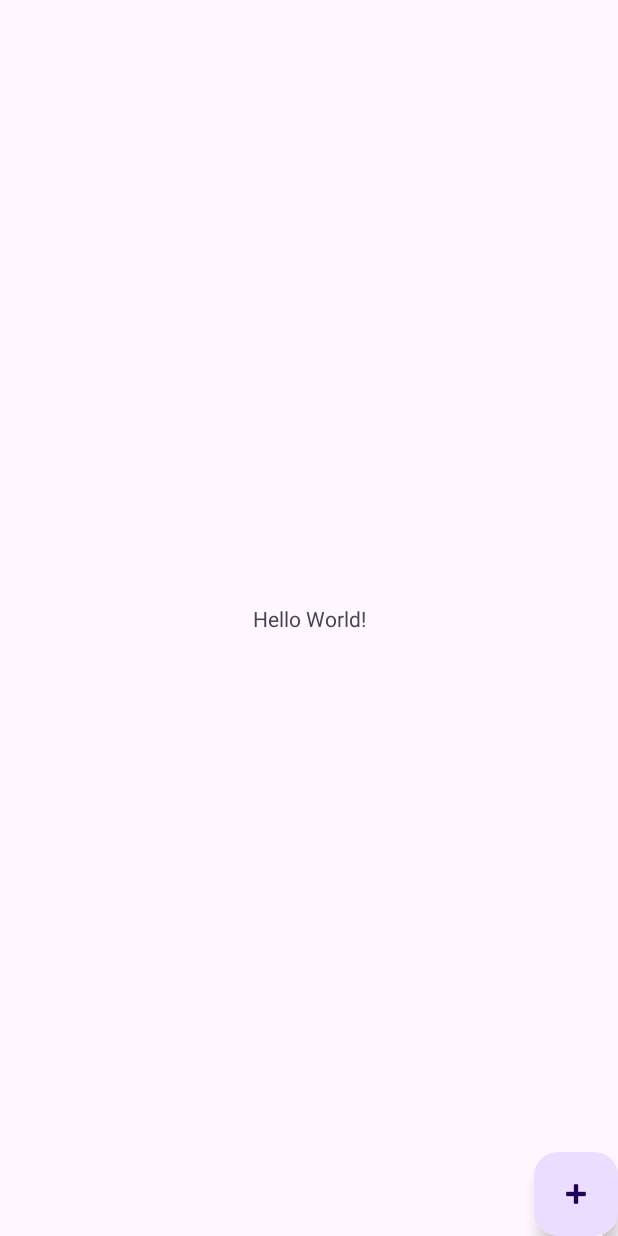
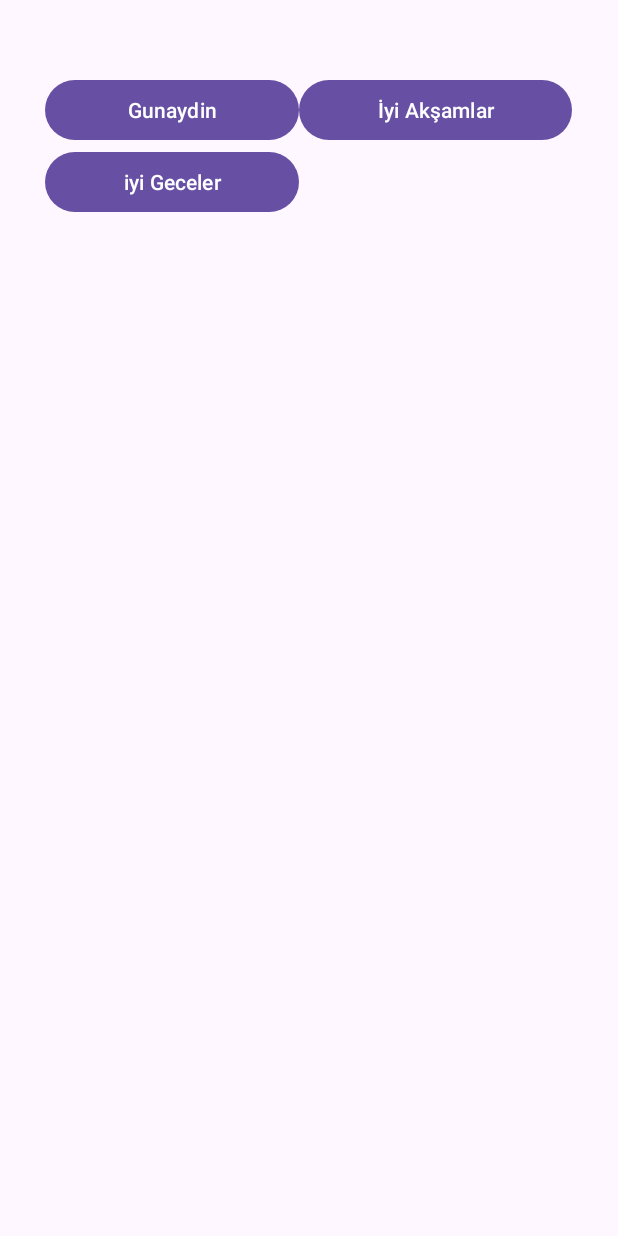
Before and after one commit to mckasap/BLg2025Hafta11001, an Android app: the screen it shows after launch (MainActivity), on a phone screen of 412 x 824 dp. Run offline under Robolectric (Android 15) with nearby library versions, the light colour scheme and no system bars.

Commit message:
second push

```diff
--- a/app/src/main/java/com/example/blg2025hafta10001/MainActivity.java
+++ b/app/src/main/java/com/example/blg2025hafta10001/MainActivity.java
@@ -1,8 +1,10 @@
 package com.example.blg2025hafta10001;
 
 import android.annotation.SuppressLint;
+import android.media.MediaPlayer;
 import android.os.Bundle;
 import android.view.View;
+import android.widget.Button;
 import android.widget.TextView;
 
 import androidx.activity.EdgeToEdge;
@@ -23,20 +25,23 @@ public class MainActivity extends AppCompatActivity {
         super.onCreate(savedInstanceState);
         EdgeToEdge.enable(this);
         setContentView(R.layout.activity_main);
-        ViewCompat.setOnApplyWindowInsetsListener(findViewById(R.id.main), (v, insets) -> {
-            Insets systemBars = insets.getInsets(WindowInsetsCompat.Type.systemBars());
-            v.setPadding(systemBars.left, systemBars.top, systemBars.right, systemBars.bottom);
-            return insets;
-        });
+        textView = (TextView) findViewById(R.id.textView);
 
-        fab = (FloatingActionButton) findViewById(R.id.fab);
-        fab.setOnClickListener(new View.OnClickListener() {
-            @Override
-            public void onClick(View v) {
-                textView = (TextView) findViewById(R.id.textView);
-                textView.setText("Bize Her yer Trabzon!!");
 
-            }
-        });
+    }
+
+    public void Play(View view) {
+       Button v= (Button) view;
+       int id= v.getId();
+       String resId= getResources().getResourceEntryName(id);
+       int mp3Id= getResources().getIdentifier(resId, "raw", getPackageName());
+       MediaPlayer mediaPlayer= MediaPlayer.create(this, mp3Id);
+       mediaPlayer.start();
+       textView.setText(resId);
+
+
+
+
+
     }
 }
--- a/app/src/main/res/layout/activity_main.xml
+++ b/app/src/main/res/layout/activity_main.xml
@@ -1,30 +1,63 @@
 <?xml version="1.0" encoding="utf-8"?>
-<androidx.constraintlayout.widget.ConstraintLayout xmlns:android="http://schemas.android.com/apk/res/android"
+    <TableLayout
+        xmlns:android="http://schemas.android.com/apk/res/android"
         xmlns:app="http://schemas.android.com/apk/res-auto"
         xmlns:tools="http://schemas.android.com/tools"
-    android:id="@+id/main"
+        android:id="@+id/tableLayout"
         android:layout_width="match_parent"
         android:layout_height="match_parent"
-    tools:context=".MainActivity">
+        android:layout_margin="30dp"
+        tools:context=".MainActivity"
+        android:stretchColumns="*" >
+    <TableRow
+        android:layout_width="match_parent"
+        android:layout_height="match_parent"
+        >
 
         <TextView
             android:id="@+id/textView"
-        android:layout_width="wrap_content"
-        android:layout_height="wrap_content"
-        android:text="Hello World!"
-        app:layout_constraintBottom_toBottomOf="parent"
-        app:layout_constraintEnd_toEndOf="parent"
-        app:layout_constraintStart_toStartOf="parent"
-        app:layout_constraintTop_toTopOf="parent" />
+            android:layout_width="match_parent"
+            android:layout_height="match_parent"
+            android:layout_gravity="center"
+            android:layout_span="2"
+            android:gravity="center">
 
-    <com.google.android.material.floatingactionbutton.FloatingActionButton
-        android:id="@+id/fab"
-        android:layout_width="wrap_content"
-        android:layout_height="wrap_content"
-        android:contentDescription="Floating Action Button"
-        android:src="@android:drawable/ic_input_add"
-        app:layout_constraintBottom_toBottomOf="parent"
-        app:layout_constraintEnd_toEndOf="parent"
-       />
+        </TextView>
 
-</androidx.constraintlayout.widget.ConstraintLayout>
+        </TableRow>
+
+        <TableRow
+            android:layout_width="match_parent"
+            android:layout_height="match_parent">
+
+            <Button
+                android:id="@+id/bonjour"
+                android:layout_width="match_parent"
+                android:layout_height="match_parent"
+                android:layout_column="0"
+                android:text="Gunaydin"
+                android:onClick="Play"/>
+
+            <Button
+                android:id="@+id/bonsoir"
+                android:layout_width="match_parent"
+                android:layout_height="match_parent"
+                android:layout_column="1"
+                android:text="İyi Akşamlar"
+                android:onClick="Play"/>
+        </TableRow>
+
+        <TableRow
+            android:layout_width="match_parent"
+            android:layout_height="match_parent">
+            <Button
+                android:id="@+id/bonnenuit"
+                android:layout_width="match_parent"
+                android:layout_height="match_parent"
+                android:layout_column="0"
+                android:text="iyi Geceler"
+                android:onClick="Play"/>
+
+        </TableRow>
+
+    </TableLayout>
```
Also changed, not shown: 3 other files. Lines whose indentation alone changed are shown as unchanged.
